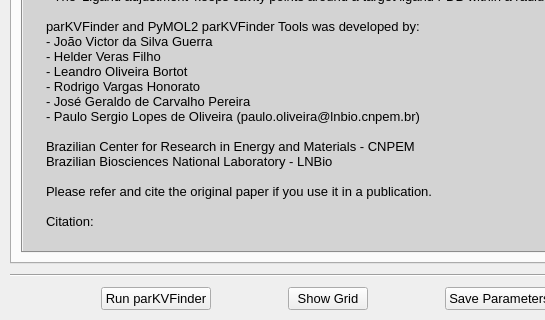
First picture: the form in tools/PyMOL2-parKVFinder-Tools/PyMOL2-parKVFinder-Tools.ui, repository LBC-LNBio/parKVFinder, before the edit; both pictures show x 0 to 545 and y 454 to 774 of the 1030 by 774 pixel window.
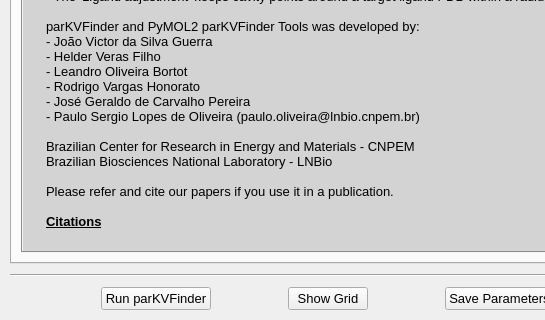
Second picture: the form after the edit. The open tabs and pages were chosen to show the change.

Commit message: Update pymol plugin About

```diff
--- a/tools/PyMOL2-parKVFinder-Tools/PyMOL2-parKVFinder-Tools.ui
+++ b/tools/PyMOL2-parKVFinder-Tools/PyMOL2-parKVFinder-Tools.ui
@@ -2349,13 +2349,16 @@
 &lt;p style=&quot; margin-top:0px; margin-bottom:0px; margin-left:0px; margin-right:0px; -qt-block-indent:0; text-indent:0px;&quot;&gt;&lt;span style=&quot; font-family:'Droid Sans Mono','monospace','monospace','Droid Sans Fallback'; color:#000000;&quot;&gt;Brazilian Center for Research in Energy and Materials - CNPEM&lt;/span&gt;&lt;/p&gt;
 &lt;p style=&quot; margin-top:0px; margin-bottom:0px; margin-left:0px; margin-right:0px; -qt-block-indent:0; text-indent:0px;&quot;&gt;&lt;span style=&quot; font-family:'Droid Sans Mono','monospace','monospace','Droid Sans Fallback'; color:#000000;&quot;&gt;Brazilian Biosciences National Laboratory - LNBio&lt;/span&gt;&lt;/p&gt;
 &lt;p style=&quot;-qt-paragraph-type:empty; margin-top:0px; margin-bottom:0px; margin-left:0px; margin-right:0px; -qt-block-indent:0; text-indent:0px; font-family:'Droid Sans Mono','monospace','monospace','Droid Sans Fallback'; color:#000000;&quot;&gt;&lt;br /&gt;&lt;/p&gt;
-&lt;p style=&quot; margin-top:0px; margin-bottom:0px; margin-left:0px; margin-right:0px; -qt-block-indent:0; text-indent:0px;&quot;&gt;&lt;span style=&quot; font-family:'Droid Sans Mono','monospace','monospace','Droid Sans Fallback'; color:#000000;&quot;&gt;Please refer and cite the original paper if you use it in a publication.&lt;/span&gt;&lt;/p&gt;
+&lt;p style=&quot; margin-top:0px; margin-bottom:0px; margin-left:0px; margin-right:0px; -qt-block-indent:0; text-indent:0px;&quot;&gt;&lt;span style=&quot; font-family:'Droid Sans Mono','monospace','monospace','Droid Sans Fallback'; color:#000000;&quot;&gt;Please refer and cite our papers if you use it in a publication.&lt;/span&gt;&lt;/p&gt;
 &lt;p style=&quot;-qt-paragraph-type:empty; margin-top:0px; margin-bottom:0px; margin-left:0px; margin-right:0px; -qt-block-indent:0; text-indent:0px; font-family:'Droid Sans Mono','monospace','monospace','Droid Sans Fallback'; color:#000000;&quot;&gt;&lt;br /&gt;&lt;/p&gt;
-&lt;p style=&quot; margin-top:0px; margin-bottom:0px; margin-left:0px; margin-right:0px; -qt-block-indent:0; text-indent:0px;&quot;&gt;&lt;span style=&quot; font-family:'Droid Sans Mono','monospace','monospace','Droid Sans Fallback'; color:#000000;&quot;&gt;Citation:&lt;/span&gt;&lt;/p&gt;
-&lt;p style=&quot; margin-top:0px; margin-bottom:0px; margin-left:0px; margin-right:0px; -qt-block-indent:0; text-indent:0px;&quot;&gt;&lt;span style=&quot; font-family:'Droid Sans Mono','monospace','monospace','Droid Sans Fallback'; color:#000000;&quot;&gt;João Victor da Silva Guerra, Helder Veras Ribeiro Filho, Leandro Oliveira Bortot, Rodrigo Vargas Honorato, José Geraldo de Carvalho Pereira, Paulo Sergio Lopes de Oliveira, ParKVFinder: A thread-level parallel approach in biomolecular cavity detection, SoftwareX, 2020, &lt;/span&gt;&lt;a href=&quot;https://doi.org/10.1016/j.softx.2020.100606&quot;&gt;&lt;span style=&quot; text-decoration: underline; color:#0000ff;&quot;&gt;https://doi.org/10.1016/j.softx.2020.100606&lt;/span&gt;&lt;/a&gt;&lt;/p&gt;
+&lt;p style=&quot; margin-top:0px; margin-bottom:0px; margin-left:0px; margin-right:0px; -qt-block-indent:0; text-indent:0px;&quot;&gt;&lt;span style=&quot; font-family:'Droid Sans Mono','monospace','monospace','Droid Sans Fallback'; font-weight:600; text-decoration: underline; color:#000000;&quot;&gt;Citations&lt;/span&gt;&lt;/p&gt;
 &lt;p style=&quot;-qt-paragraph-type:empty; margin-top:0px; margin-bottom:0px; margin-left:0px; margin-right:0px; -qt-block-indent:0; text-indent:0px; font-family:'Droid Sans Mono','monospace','monospace','Droid Sans Fallback'; color:#000000;&quot;&gt;&lt;br /&gt;&lt;/p&gt;
-&lt;p style=&quot; margin-top:0px; margin-bottom:0px; margin-left:0px; margin-right:0px; -qt-block-indent:0; text-indent:0px;&quot;&gt;&lt;span style=&quot; font-family:'Droid Sans Mono','monospace','monospace','Droid Sans Fallback'; color:#000000;&quot;&gt;Citation for PyMOL v2.x may be found here:&lt;/span&gt;&lt;/p&gt;
-&lt;p style=&quot; margin-top:0px; margin-bottom:0px; margin-left:0px; margin-right:0px; -qt-block-indent:0; text-indent:0px;&quot;&gt;&lt;a href=&quot;https://pymol.org/2/support.html?&quot;&gt;&lt;span style=&quot; text-decoration: underline; color:#0000ff;&quot;&gt;https://pymol.org/2/support.html?&lt;/span&gt;&lt;/a&gt;&lt;br /&gt;&lt;/p&gt;&lt;/body&gt;&lt;/html&gt;</string>
+&lt;p style=&quot; margin-top:0px; margin-bottom:0px; margin-left:0px; margin-right:0px; -qt-block-indent:0; text-indent:0px;&quot;&gt;If you use &lt;span style=&quot; text-decoration: underline;&quot;&gt;parKVFinder&lt;/span&gt; or &lt;span style=&quot; text-decoration: underline;&quot;&gt;PyMOL2 parKVFinder Tools&lt;/span&gt;, please cite:&lt;/p&gt;
+&lt;p style=&quot; margin-top:12px; margin-bottom:12px; margin-left:0px; margin-right:0px; -qt-block-indent:0; text-indent:0px;&quot;&gt;João Victor da Silva Guerra, Helder Veras Ribeiro Filho, Leandro Oliveira Bortot, Rodrigo Vargas Honorato, José Geraldo de Carvalho Pereira, Paulo Sergio Lopes de Oliveira. ParKVFinder: A thread-level parallel approach in biomolecular cavity detection. SoftwareX (2020). &lt;a href=&quot;https://doi.org/10.1016/j.softx.2020.100606&quot;&gt;&lt;span style=&quot; text-decoration: underline; color:#0000ff;&quot;&gt;https://doi.org/10.1016/j.softx.2020.100606&lt;/span&gt;&lt;/a&gt;.&lt;/p&gt;
+&lt;p style=&quot; margin-top:12px; margin-bottom:12px; margin-left:0px; margin-right:0px; -qt-block-indent:0; text-indent:0px;&quot;&gt;If you use &lt;span style=&quot; text-decoration: underline;&quot;&gt;depth and hydropathy characterization&lt;/span&gt;, please also cite:&lt;/p&gt;
+&lt;p style=&quot; margin-top:12px; margin-bottom:12px; margin-left:0px; margin-right:0px; -qt-block-indent:0; text-indent:0px;&quot;&gt;Guerra, J.V.d., Ribeiro-Filho, H.V., Jara, G.E. et al. pyKVFinder: an efficient and integrable Python package for biomolecular cavity detection and characterization in data science. BMC Bioinformatics 22, 607 (2021). &lt;a href=&quot;https://doi.org/10.1186/s12859-021-04519-4&quot;&gt;&lt;span style=&quot; text-decoration: underline; color:#0000ff;&quot;&gt;https://doi.org/10.1186/s12859-021-04519-4&lt;/span&gt;&lt;/a&gt;.&lt;/p&gt;
+&lt;p style=&quot; margin-top:0px; margin-bottom:0px; margin-left:0px; margin-right:0px; -qt-block-indent:0; text-indent:0px;&quot;&gt;PyMOL citation may be found here:&lt;/p&gt;
+&lt;p style=&quot; margin-top:0px; margin-bottom:0px; margin-left:0px; margin-right:0px; -qt-block-indent:0; text-indent:0px;&quot;&gt;&lt;a href=&quot;http://pymol.sourceforge.net/faq.html#CITE&quot;&gt;&lt;span style=&quot; text-decoration: underline; color:#0000ff;&quot;&gt;https://pymol.org/2/support.html?&lt;/span&gt;&lt;/a&gt;&lt;/p&gt;&lt;/body&gt;&lt;/html&gt;</string>
           </property>
           <property name="acceptRichText">
            <bool>true</bool>
```
